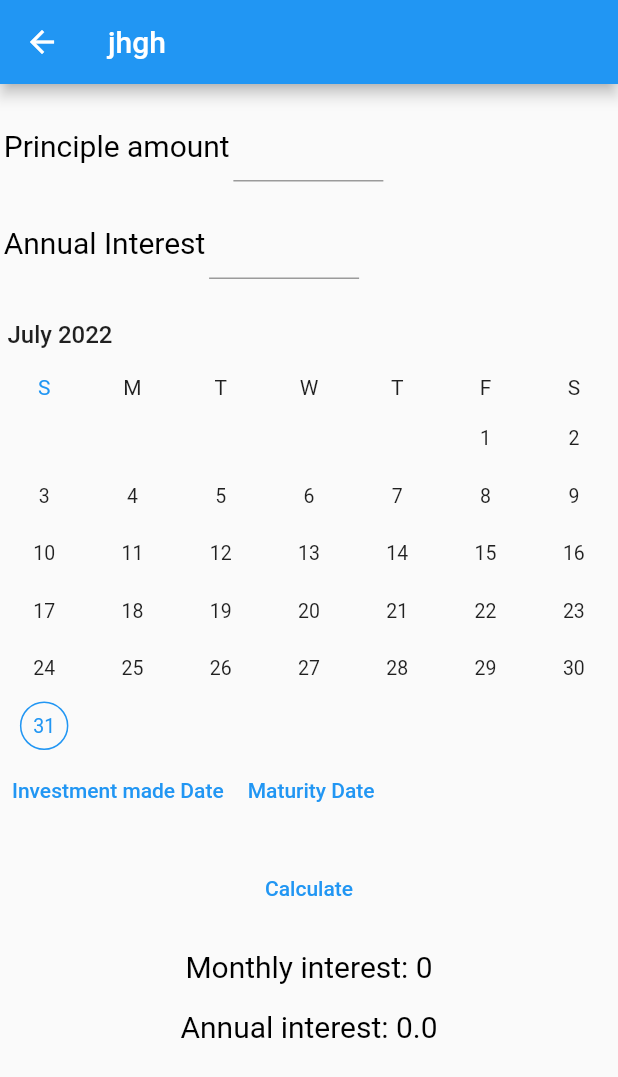
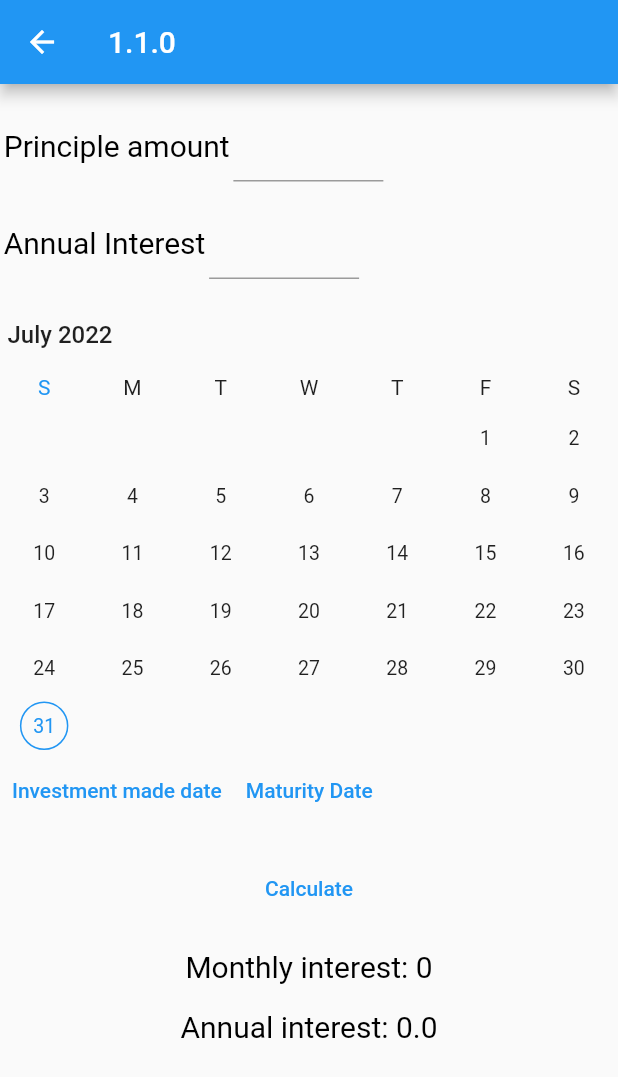
Before and after one commit to ronakj8617/financial_calc, a Flutter app: the SimpleInterest screen opened directly, after a tap on "Maturity Date", on a phone screen of 412 x 824 dp. Shown: the top 1077 px of the screen. Run offline on Flutter 3.47's test engine with Material 2 defaults, Android fonts, the phone set to English and light mode, and no system bars; drawn by our look-alikes of syncfusion_flutter_datepicker; missing offline and left inert: finance; Roboto replaces fonts that are missing (Times new roman).

Commit message:
Working on the date picker and versioning started

```diff
--- a/lib/components/date.dart
+++ b/lib/components/date.dart
@@ -1,4 +1,4 @@
-
+import 'package:financial_calc/components/simple_interest.dart';
 import 'package:financial_calc/constants/dateTimePicker.dart';
 import 'package:flutter/material.dart';
 import 'package:flutter/src/foundation/key.dart';
@@ -8,7 +8,8 @@ import 'package:syncfusion_flutter_datepicker/datepicker.dart';
 class DatePickerr extends StatefulWidget {
   const DatePickerr({Key? key}) : super(key: key);
 
-  static bool showDatePicker= false;
+  static bool showDatePicker = false;
+  static String selectedDate = '';
 
   @override
   State<DatePickerr> createState() => _DatePickerrState();
@@ -17,11 +18,33 @@ class DatePickerr extends StatefulWidget {
 class _DatePickerrState extends State<DatePickerr> {
   @override
   Widget build(BuildContext context) {
+    String reference;
+    return Container(
+        child: DatePickerr.showDatePicker
+            ? SfDateRangePicker(
+                onSelectionChanged: (DateRangePickerSelectionChangedArgs
+                    dateRangePickerSelectionChangedArgs) {
+                  onSelectionChanged(dateRangePickerSelectionChangedArgs);
 
-  String reference;
-    return Container(
-    child:
-      DatePickerr.showDatePicker?SfDateRangePicker():Container()
-    );
+                  setState(() {
+                    DatePickerr.showDatePicker = false;
+                    DatePickerr.selectedDate =
+                        dateRangePickerSelectionChangedArgs.value.toString();
+                    SimpleInterest.investmentMadeDateLabel =
+                        dateRangePickerSelectionChangedArgs.value.toString();
+                    print(SimpleInterest.investmentMadeDateLabel);
+                  });
+                },
+              )
+            : Container());
+  }
+
+  static void onSelectionChanged(
+      DateRangePickerSelectionChangedArgs dateRangePickerSelectionChangedArgs) {
+    DatePickerr.selectedDate =
+        dateRangePickerSelectionChangedArgs.value.toString();
+    DatePickerr.showDatePicker = false;
+    SimpleInterest.investmentMadeDateLabel =
+        dateRangePickerSelectionChangedArgs.value.toString();
   }
 }
--- a/lib/components/simple_interest.dart
+++ b/lib/components/simple_interest.dart
@@ -13,6 +13,7 @@ void main() {
 
 class SimpleInterest extends StatefulWidget {
   const SimpleInterest({Key? key}) : super(key: key);
+  static late String investmentMadeDateLabel= "Investment made date";
 
   @override
   State<SimpleInterest> createState() => _SimpleInterestState();
@@ -27,7 +28,7 @@ class _SimpleInterestState extends State<SimpleInterest> {
   Widget build(BuildContext context) {
     return Scaffold(
       appBar: AppBar(
-        title: Text("jhgh"),
+        title: Text("1.1.0"),
       ),
       body: Center(
           child: Column(
@@ -83,9 +84,13 @@ class _SimpleInterestState extends State<SimpleInterest> {
                         DatePickerr.showDatePicker = true;
                       else
                         DatePickerr.showDatePicker = false;
+
+                      if(DatePickerr.selectedDate.isNotEmpty)
+                        SimpleInterest.investmentMadeDateLabel=DatePickerr.selectedDate;
+
                     });
                   },
-                  child: Text('Investment made Date')),
+                  child: Text(SimpleInterest.investmentMadeDateLabel)),
               TextButton(
                   onPressed: () {
                     setState(() {
```
